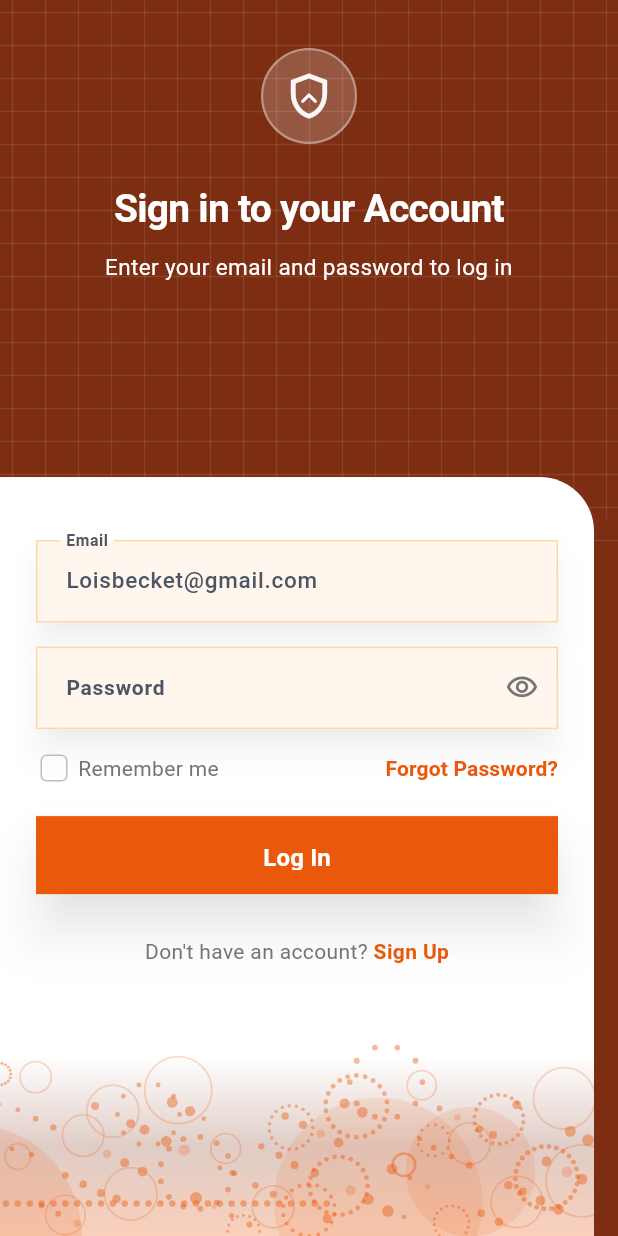
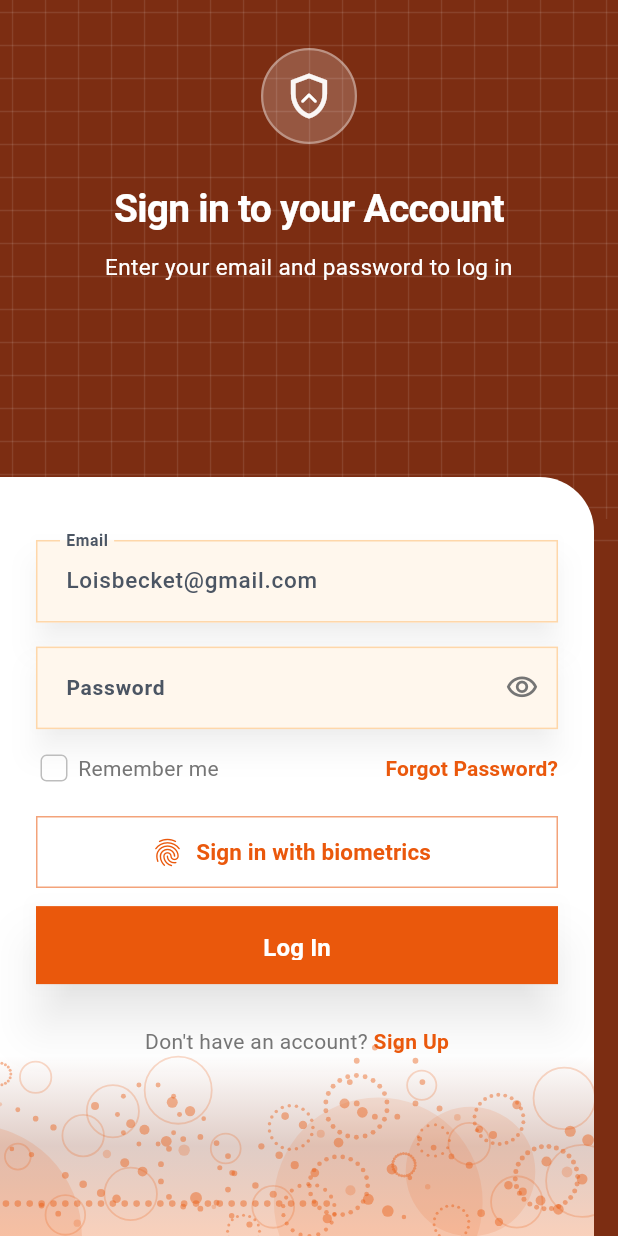
Before and after one commit to kcilb/crb_mobile, a Flutter app: the UserAuth screen opened by its route, on a phone screen of 412 x 824 dp. Run offline on Flutter 3.47's test engine with Material 3 defaults, Android fonts, the phone set to English and light mode, and no system bars; our stand-ins replace flutter_svg, local_auth.

Commit message:
Add: sanitisations

```diff
--- a/lib/modules/auth/user_auth.dart
+++ b/lib/modules/auth/user_auth.dart
@@ -1,6 +1,5 @@
 import 'package:crb_mobile/dialogs/dialog_theme.dart';
 import 'package:crb_mobile/dialogs/otp_dialog.dart';
-import 'package:crb_mobile/modules/auth/widgets/slide_to_biometric_bar.dart';
 import 'package:crb_mobile/modules/dashboard/credit_dashboard.dart';
 import 'package:flutter/material.dart';
 import 'package:flutter/services.dart';
@@ -22,8 +21,7 @@ class _UserAuthState extends State<UserAuth>
     with SingleTickerProviderStateMixin {
   bool _rememberMe = false;
   bool _obscurePassword = true;
-  bool _showBiometricSlide = false;
-  bool _biometricAvailable = false;
+  bool _biometricBusy = false;
   late final AnimationController _gridController;
   late final Animation<double> _gridOffset;
 
@@ -83,21 +81,59 @@ class _UserAuthState extends State<UserAuth>
       }
     });
 
-    WidgetsBinding.instance.addPostFrameCallback((_) => _initBiometric());
-  }
-
-  Future<void> _initBiometric() async {
+  }
+
+  Future<void> _signInWithBiometric() async {
+    if (_biometricBusy) return;
+    setState(() => _biometricBusy = true);
     final auth = LocalAuthentication();
     try {
       final supported = await auth.isDeviceSupported();
-      final canCheck = await auth.canCheckBiometrics;
-      final types = await auth.getAvailableBiometrics();
+      if (!supported) {
+        if (mounted) {
+          ScaffoldMessenger.of(context).showSnackBar(
+            const SnackBar(
+              content: Text(
+                'Biometric sign-in isn’t available on this device.',
+              ),
+            ),
+          );
+        }
+        return;
+      }
+      var ok = await auth.authenticate(
+        localizedReason: 'Sign in to CreditTrack',
+        options: const AuthenticationOptions(
+          biometricOnly: true,
+          stickyAuth: true,
+        ),
+      );
+      if (!ok && mounted) {
+        ok = await auth.authenticate(
+          localizedReason: 'Use your device PIN or pattern to continue',
+          options: const AuthenticationOptions(
+            biometricOnly: false,
+            stickyAuth: true,
+          ),
+        );
+      }
       if (!mounted) return;
-      setState(() {
-        _biometricAvailable = supported && canCheck && types.isNotEmpty;
-      });
-    } catch (_) {
-      if (mounted) setState(() => _biometricAvailable = false);
+      if (ok) {
+        HapticFeedback.mediumImpact();
+        await _completeLoginAfterBiometric();
+      }
+    } on PlatformException catch (e) {
+      if (mounted) {
+        ScaffoldMessenger.of(context).showSnackBar(
+          SnackBar(
+            content: Text(
+              e.message ?? 'Biometric authentication failed.',
+            ),
+          ),
+        );
+      }
+    } finally {
+      if (mounted) setState(() => _biometricBusy = false);
     }
   }
 
@@ -406,49 +442,52 @@ class _UserAuthState extends State<UserAuth>
                                         ],
                                       ),
                                       const SizedBox(height: 20),
-                                      if (_biometricAvailable) ...[
-                                        Row(
-                                          crossAxisAlignment:
-                                              CrossAxisAlignment.center,
-                                          children: [
-                                            Icon(
+                                      SizedBox(
+                                        height: 48,
+                                        width: double.infinity,
+                                        child: OutlinedButton.icon(
+                                          onPressed:
+                                              _biometricBusy
+                                                  ? null
+                                                  : _signInWithBiometric,
+                                          icon: _biometricBusy
+                                              ? SizedBox(
+                                                width: 20,
+                                                height: 20,
+                                                child: CircularProgressIndicator(
+                                                  strokeWidth: 2,
+                                                  color: kPrimaryBlue,
+                                                ),
+                                              )
+                                              : const Icon(
                                                 Icons.fingerprint_rounded,
                                                 size: 22,
-                                              color: kPrimaryBlue,
-                                            ),
-                                            const SizedBox(width: 8),
-                                            Expanded(
-                                              child: Text(
-                                                'Show slide to use biometric',
-                                                style: TextStyle(
-                                                  fontSize: 14,
-                                                  color:
-                                                      Colors.grey.shade700,
-                                                  fontWeight: FontWeight.w500,
-                                                ),
-                                              ),
-                                            ),
-                                            Switch(
-                                              value: _showBiometricSlide,
-                                              onChanged: (v) {
-                                                setState(
-                                                  () =>
-                                                      _showBiometricSlide = v,
-                                                );
-                                              },
-                                              activeColor: kPrimaryBlue,
-                                            ),
-                                          ],
+                                              ),
+                                          label: Text(
+                                            _biometricBusy
+                                                ? 'Authenticating…'
+                                                : 'Sign in with biometrics',
+                                            style: const TextStyle(
+                                              fontSize: 15,
+                                              fontWeight: FontWeight.w700,
+                                            ),
+                                          ),
+                                          style: OutlinedButton.styleFrom(
+                                            foregroundColor: kPrimaryBlue,
+                                            side: BorderSide(
+                                              color: kPrimaryBlue.withOpacity(
+                                                0.55,
+                                              ),
+                                            ),
+                                            shape:
+                                                const RoundedRectangleBorder(
+                                                  borderRadius:
+                                                      BorderRadius.zero,
+                                                ),
+                                          ),
+                                        ),
                                       ),
                                       const SizedBox(height: 12),
-                                      ],
-                                      if (_showBiometricSlide &&
-                                          _biometricAvailable)
-                                        SlideToBiometricBar(
-                                          onAuthenticated:
-                                              _completeLoginAfterBiometric,
-                                        )
-                                      else
                                       SizedBox(
                                         height: 52,
                                         width: double.infinity,
```
Also changed, not shown: lib/dialogs/logout_dialog.dart (+25 -23 lines), lib/modules/auth/widgets/slide_to_biometric_bar.dart (deleted, +0 -147 lines), 2 other files. Lines whose indentation alone changed are shown as unchanged.
